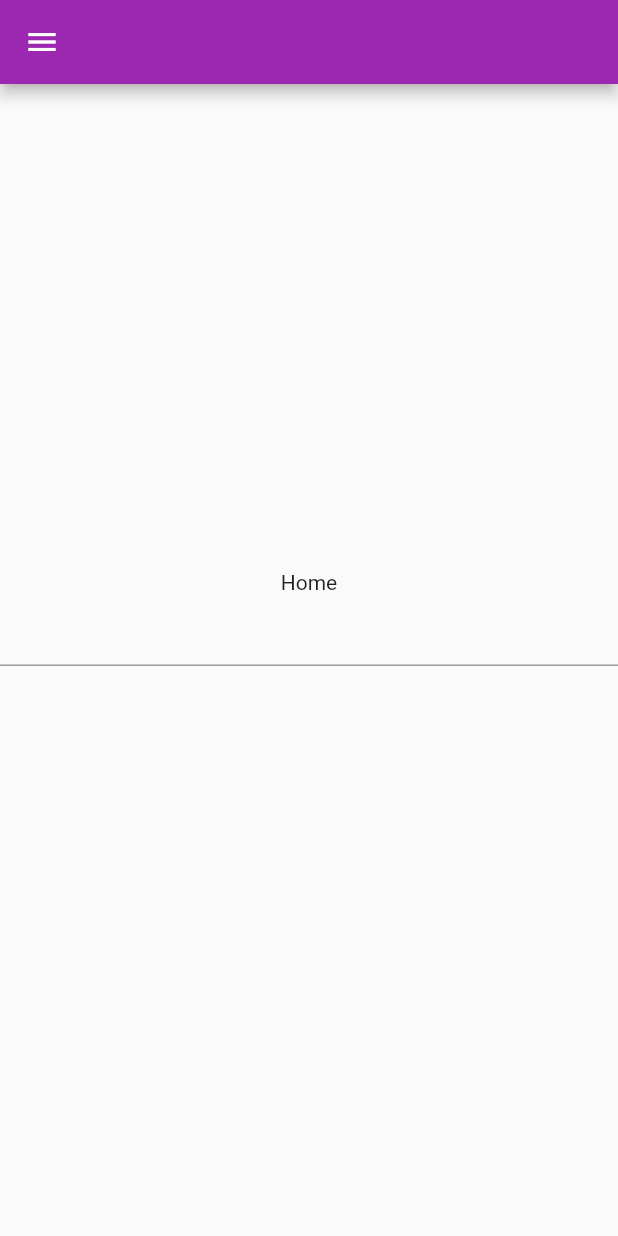
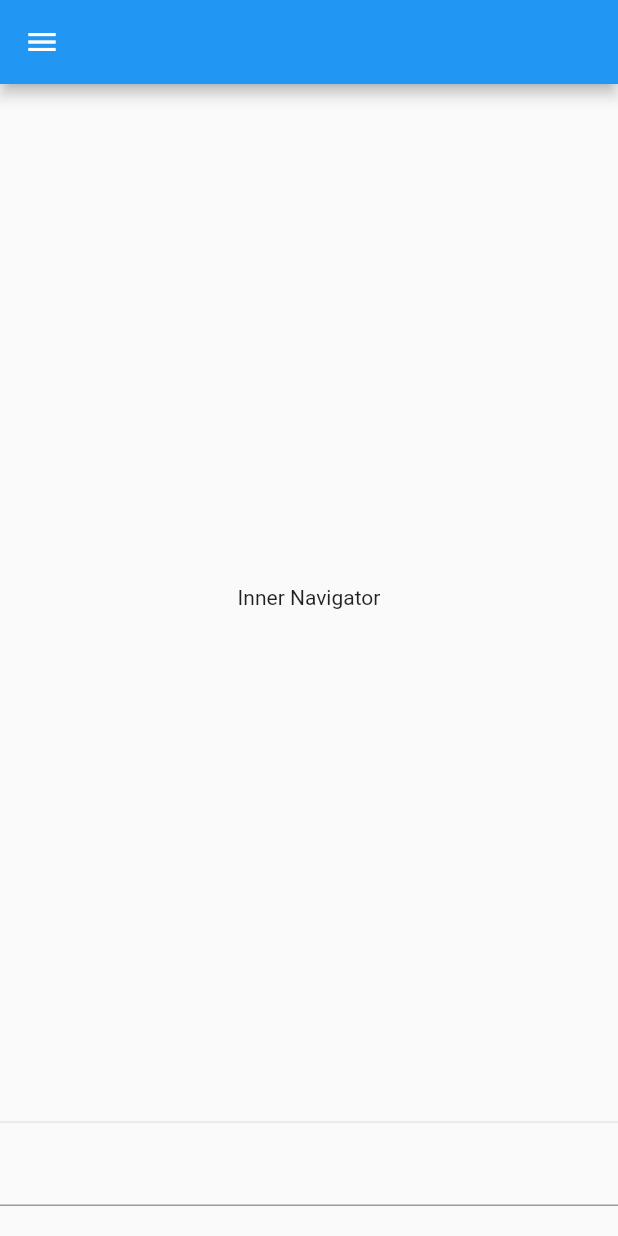
Before and after one commit to Keetz/nested-navigator-error, a Flutter app: the screen it shows after launch, on a phone screen of 412 x 824 dp. Run offline on Flutter 3.47's test engine with Material 2 defaults, Android fonts, the light colour scheme and no system bars.

Commit message:
Simplified the example to its core problem

```diff
--- a/lib/inner_router_delegate.dart
+++ /dev/null
@@ -1,83 +0,0 @@
-import 'package:flutter/material.dart';
-import 'package:navigator_test/page_model.dart';
-import 'package:navigator_test/pages.dart';
-import 'package:navigator_test/route_path.dart';
-import 'package:provider/provider.dart';
-
-class InnerRouterDelegate extends RouterDelegate<MyRoutePath>
-    with
-        // ignore: prefer_mixin
-        ChangeNotifier,
-        PopNavigatorRouterDelegateMixin<MyRoutePath> {
-  InnerRouterDelegate({required this.navigatorKey});
-
-  @override
-  final GlobalKey<NavigatorState> navigatorKey;
-
-  @override
-  Widget build(BuildContext context) {
-    return HeroControllerScope(
-      controller: MaterialApp.createMaterialHeroController(),
-      child: Navigator(
-        key: navigatorKey,
-        // pages: _convertToMaterialPages(
-        //   Provider.of<PageModel>(context).pages,
-        // ),
-        pages: [
-          // This works!
-          // const MaterialPage(child: Home())
-
-          // This does NOT work as the MaterialPage isn't const
-          // MaterialPage(
-          //   child: const Home(),
-          //   key: ValueKey<MyPage>(HomePage()),
-          // )
-          MaterialPage(child: Home())
-        ],
-        onPopPage: (Route<dynamic> route, dynamic result) {
-          if (!route.didPop(result)) {
-            return false;
-          }
-
-          return true;
-        },
-      ),
-    );
-  }
-
-  @override
-  Future<void> setNewRoutePath(MyRoutePath configuration) async {
-    // This is not required for inner router delegate because it does not parse route
-    assert(false, 'configuration must not be false');
-  }
-
-  List<MaterialPage<MyPage>> _convertToMaterialPages(List<MyPage> pages) {
-    final List<MaterialPage<MyPage>> listMaterialPages =
-        <MaterialPage<MyPage>>[];
-
-    if (pages.isEmpty) {
-      listMaterialPages.add(_buildMaterialPage(const Home(), HomePage()));
-
-      return listMaterialPages;
-    }
-
-    for (var page in pages) {
-      if (page is HomePage) {
-        listMaterialPages.add(_buildMaterialPage(const Home(), page));
-      }
-
-      if (page is AboutPage) {
-        listMaterialPages.add(_buildMaterialPage(const About(), page));
-      }
-    }
-
-    return listMaterialPages;
-  }
-
-  MaterialPage<MyPage> _buildMaterialPage(Widget child, MyPage page) {
-    return MaterialPage<MyPage>(
-      child: child,
-      key: ValueKey<MyPage>(page),
-    );
-  }
-}
--- a/lib/large_scaffold.dart
+++ /dev/null
@@ -1,22 +0,0 @@
-import 'package:flutter/material.dart';
-import 'package:navigator_test/inner_router_delegate.dart';
-
-class LargeScaffold extends StatelessWidget {
-  const LargeScaffold({Key? key, required this.innerNavigatorKey}) : super(key: key);
-
-  final GlobalKey<NavigatorState> innerNavigatorKey;
-
-  @override
-  Widget build(BuildContext context) {
-    return Scaffold(
-      appBar: AppBar(),
-      drawer: const Drawer(child: Center(child: TextField())),
-      body: Router<dynamic>(
-        routerDelegate: InnerRouterDelegate(navigatorKey: innerNavigatorKey),
-      ),
-      drawerEnableOpenDragGesture: false,
-      resizeToAvoidBottomInset: false,
-      extendBodyBehindAppBar: true,
-    );
-  }
-}
--- a/lib/main.dart
+++ b/lib/main.dart
@@ -1,57 +1,86 @@
+// ignore_for_file: prefer_const_constructors, prefer_const_literals_to_create_immutables
+
 import 'package:flutter/material.dart';
-import 'package:navigator_test/page_model.dart';
-import 'package:navigator_test/route_information_parser.dart';
-import 'package:navigator_test/router_delegate.dart';
-import 'package:provider/provider.dart';
 
 void main() {
-  runApp(
-    MultiProvider(
-      providers: <ChangeNotifierProvider<dynamic>>[
-        ChangeNotifierProvider<PageModel>(
-            create: (BuildContext context) => PageModel()),
-      ],
-      child: const MyApp(),
-    ),
-  );
+  runApp(MyApp());
 }
 
-class MyApp extends StatefulWidget {
-  const MyApp({Key? key}) : super(key: key);
+class MyApp extends StatelessWidget {
+  MyApp({super.key});
 
-  @override
-  State<MyApp> createState() => _MyAppState();
-}
-
-class _MyAppState extends State<MyApp> {
-  late MyRouterDelegate _routerDelegate;
-  late MyRouteInformationParser _routeInformationParser;
-
-  @override
-  void initState() {
-    super.initState();
-
-    _routerDelegate = MyRouterDelegate(context);
-    _routeInformationParser = MyRouteInformationParser();
-  }
+  final GlobalKey<NavigatorState> navigatorKey = GlobalKey<NavigatorState>();
+  final GlobalKey<NavigatorState> innerNavigatorKey =
+      GlobalKey<NavigatorState>();
 
   @override
   Widget build(BuildContext context) {
-    return GestureDetector(
-      onTap: () {
-        final FocusScopeNode currentScope = FocusScope.of(context);
-        if (!currentScope.hasPrimaryFocus && currentScope.hasFocus) {
-          FocusManager.instance.primaryFocus!.unfocus();
-        }
+    return MaterialApp(
+      builder: (BuildContext context, Widget? child) {
+        return Navigator(
+          key: navigatorKey,
+          pages: <Page<dynamic>>[
+            MaterialPage<Page<dynamic>>(
+              child: MainScaffold(navigatorKey: innerNavigatorKey),
+            )
+          ],
+          onPopPage: (Route<dynamic> route, dynamic result) {
+            return route.didPop(result);
+          },
+        );
       },
-      child: MaterialApp.router(
-        title: 'Navigator Test',
-        theme: ThemeData(
-          primarySwatch: Colors.purple,
-        ),
-        routerDelegate: _routerDelegate,
-        routeInformationParser: _routeInformationParser,
-      ),
     );
   }
 }
+
+class MainScaffold extends StatelessWidget {
+  const MainScaffold({super.key, required this.navigatorKey});
+
+  final GlobalKey<NavigatorState> navigatorKey;
+
+  @override
+  Widget build(BuildContext context) {
+    return Scaffold(
+      appBar: AppBar(),
+      drawer: const Drawer(
+        child: Center(child: TextField()), // Loses focus immediately!
+      ),
+      body: Column(
+        children: [
+          Expanded(child: InnerNavigator(navigatorKey: navigatorKey)),
+          const Divider(),
+          TextField(), // Loses focus immediately!
+          const SizedBox(height: 20)
+        ],
+      ),
+      resizeToAvoidBottomInset: false,
+    );
+  }
+}
+
+class InnerNavigator extends StatelessWidget {
+  const InnerNavigator({super.key, required this.navigatorKey});
+
+  final GlobalKey<NavigatorState> navigatorKey;
+
+  @override
+  Widget build(BuildContext context) {
+    return Navigator(
+      key: navigatorKey,
+      pages: [
+        // This works!
+        // const MaterialPage(
+        //   child: Center(child: TextField()),
+        // ),
+
+        // This doesn't work!
+        MaterialPage(
+          child: Center(child: Text('Inner Navigator')),
+        ),
+      ],
+      onPopPage: (Route<dynamic> route, dynamic result) {
+        return route.didPop(result);
+      },
+    );
+  }
+}
--- a/lib/pages.dart
+++ /dev/null
@@ -1,49 +0,0 @@
-import 'package:flutter/material.dart';
-
-abstract class MyPage {
-  @override
-  bool operator ==(Object other) =>
-      identical(this, other) ||
-      other is MyPage && runtimeType == other.runtimeType;
-
-  @override
-  int get hashCode => 0;
-}
-
-class HomePage extends MyPage {}
-
-class AboutPage extends MyPage {}
-
-class Home extends StatelessWidget {
-  const Home({Key? key}) : super(key: key);
-
-  @override
-  Widget build(BuildContext context) {
-    return Scaffold(
-      body: Column(
-        mainAxisAlignment: MainAxisAlignment.center,
-        children: const [
-          Text('Home'),
-          TextField(),
-        ],
-      ),
-    );
-  }
-}
-
-class About extends StatelessWidget {
-  const About({Key? key}) : super(key: key);
-
-  @override
-  Widget build(BuildContext context) {
-    return Scaffold(
-      body: Column(
-        mainAxisAlignment: MainAxisAlignment.center,
-        children: const [
-          Text('About'),
-          TextField(),
-        ],
-      ),
-    );
-  }
-}
--- a/lib/route_information_parser.dart
+++ /dev/null
@@ -1,37 +0,0 @@
-import 'package:flutter/material.dart';
-import 'package:navigator_test/route_path.dart';
-
-class MyRouteInformationParser extends RouteInformationParser<MyRoutePath> {
-  static const String homeLocation = '';
-  static const String aboutLocation = 'about';
-
-  @override
-  Future<MyRoutePath> parseRouteInformation(
-      RouteInformation routeInformation) async {
-    final Uri uri = Uri.parse(routeInformation.location!);
-
-    if (uri.pathSegments.isNotEmpty && uri.pathSegments.first == homeLocation) {
-      return HomePath();
-    }
-
-    if (uri.pathSegments.isNotEmpty &&
-        uri.pathSegments.first == aboutLocation) {
-      return AboutPath();
-    }
-
-    return HomePath();
-  }
-
-  @override
-  RouteInformation restoreRouteInformation(MyRoutePath configuration) {
-    if (configuration is HomePath) {
-      return const RouteInformation(location: '/');
-    }
-
-    if (configuration is AboutPath) {
-      return const RouteInformation(location: '/$aboutLocation');
-    }
-
-    return const RouteInformation(location: '/');
-  }
-}
--- a/lib/route_path.dart
+++ /dev/null
@@ -1,5 +0,0 @@
-abstract class MyRoutePath {}
-
-class HomePath extends MyRoutePath {}
-
-class AboutPath extends MyRoutePath {}
--- a/lib/router_delegate.dart
+++ /dev/null
@@ -1,77 +0,0 @@
-import 'package:flutter/material.dart';
-import 'package:navigator_test/large_scaffold.dart';
-import 'package:navigator_test/page_model.dart';
-import 'package:navigator_test/pages.dart';
-import 'package:navigator_test/route_path.dart';
-import 'package:navigator_test/small_scaffold.dart';
-import 'package:provider/provider.dart';
-
-class MyRouterDelegate extends RouterDelegate<MyRoutePath>
-    with
-        // ignore: prefer_mixin
-        ChangeNotifier,
-        PopNavigatorRouterDelegateMixin<MyRoutePath> {
-  MyRouterDelegate(BuildContext context)
-      : navigatorKey = GlobalKey<NavigatorState>() {
-    _pageModel = Provider.of<PageModel>(context, listen: false);
-    _pageModel.addListener(notifyListeners);
-  }
-
-  final GlobalKey<NavigatorState> innerNavigatorKey =
-      GlobalKey<NavigatorState>();
-
-  @override
-  final GlobalKey<NavigatorState> navigatorKey;
-
-  late PageModel _pageModel;
-
-  @override
-  Widget build(BuildContext context) {
-    return HeroControllerScope(
-      controller: MaterialApp.createMaterialHeroController(),
-      child: Navigator(
-        key: navigatorKey,
-        pages: <Page<dynamic>>[
-          MaterialPage<Page<dynamic>>(
-            child: MediaQuery.of(context).size.width < 400
-                ? SmallScaffold(innerNavigatorKey: innerNavigatorKey)
-                : LargeScaffold(innerNavigatorKey: innerNavigatorKey),
-          )
-        ],
-        onPopPage: (Route<dynamic> route, dynamic result) {
-          if (!route.didPop(result)) {
-            return false;
-          }
-          notifyListeners();
-          return true;
-        },
-      ),
-    );
-  }
-
-  @override
-  MyRoutePath get currentConfiguration {
-    if (_pageModel.pages.isNotEmpty) {
-      if (_pageModel.pages.last is HomePage) {
-        return HomePath();
-      }
-
-      if (_pageModel.pages.last is AboutPage) {
-        return AboutPath();
-      }
-    }
-
-    return HomePath();
-  }
-
-  @override
-  Future<void> setNewRoutePath(MyRoutePath configuration) async {
-    if (configuration is HomePath) {
-      _pageModel.clearAndReset(HomePage());
-    }
-
-    if (configuration is AboutPath) {
-      _pageModel.clearAndReset(AboutPage());
-    }
-  }
-}
```
Also changed, not shown: lib/page_model.dart (deleted, +0 -26 lines), lib/small_scaffold.dart (deleted, +0 -37 lines), 1 other file.
